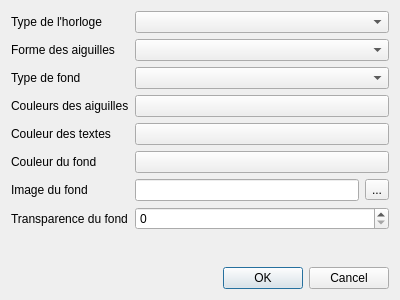
The window that Horloge_Analogique/affichage.ui (liberflos/HorlogeAnalogique) describes before a commit, drawn with Qt 5.
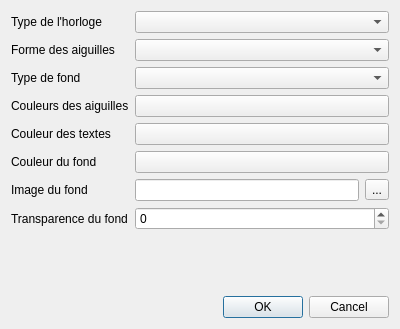
The same window after the commit.

Patch:
```diff
--- a/Horloge_Analogique/affichage.ui
+++ b/Horloge_Analogique/affichage.ui
@@ -7,7 +7,7 @@
     <x>0</x>
     <y>0</y>
     <width>400</width>
-    <height>300</height>
+    <height>329</height>
    </rect>
   </property>
   <property name="windowTitle">
```
Left out of the diff: 6 changed lines with no effect on the pictures.
